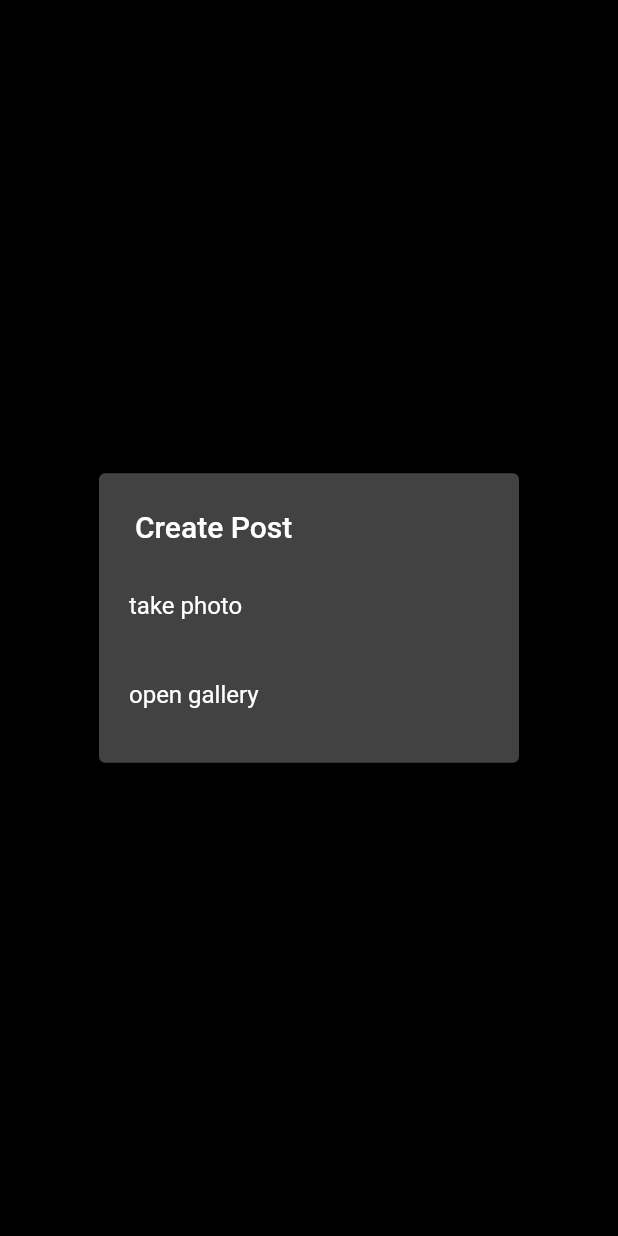
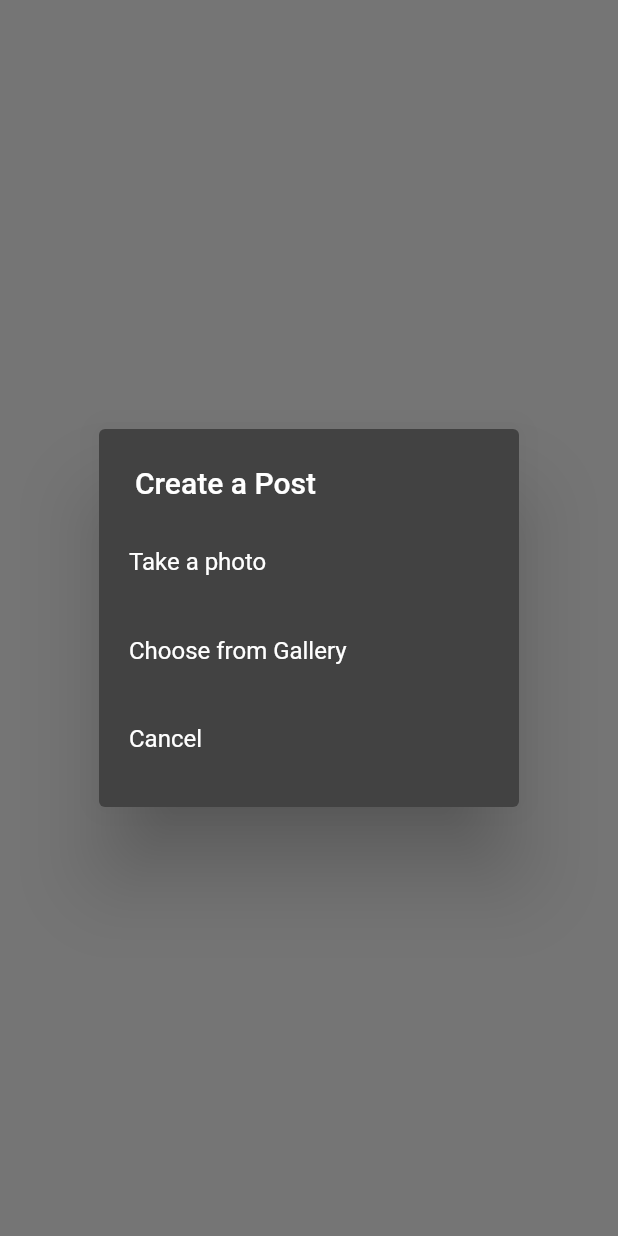
Before and after one commit to Domson12/Reals, a Flutter app: the AddPostScreen screen opened directly, after a tap on the "upload" icon, on a phone screen of 412 x 824 dp. Run offline on Flutter 3.47's test engine with Material 2 defaults, Android fonts, the phone set to English and light mode, and no system bars; our stand-ins replace cloud_firestore, firebase_auth, firebase_core, firebase_storage, flutter_vector_icons, image_picker; accounts and stored records are empty; network calls fail.

Commit message:
post screen changes, webscreen added

```diff
--- a/lib/screens/addPostScreen/add_post_screen.dart
+++ b/lib/screens/addPostScreen/add_post_screen.dart
@@ -3,29 +3,109 @@ import 'dart:typed_data';
 import 'package:flutter/material.dart';
 import 'package:image_picker/image_picker.dart';
 import 'package:provider/provider.dart';
-import 'package:reals/providers/user_provider.dart';
-import 'package:reals/resources/firestore_methods.dart';
-import 'package:reals/utils/colors.dart';
-import 'package:reals/utils/utils.dart';
 
-import '../../model/user_model.dart';
+import '../../providers/user_provider.dart';
+import '../../resources/firestore_methods.dart';
+import '../../utils/colors.dart';
+import '../../utils/utils.dart';
 
 class AddPostScreen extends StatefulWidget {
   const AddPostScreen({Key? key}) : super(key: key);
 
   @override
-  State<AddPostScreen> createState() => _AddPostScreenState();
+  _AddPostScreenState createState() => _AddPostScreenState();
 }
 
 class _AddPostScreenState extends State<AddPostScreen> {
   Uint8List? _file;
-  late TextEditingController _descriptionController = TextEditingController();
-  bool _isLoading = false;
+  bool isLoading = false;
+  final TextEditingController _descriptionController = TextEditingController();
 
-  @override
-  void initState() {
-    _descriptionController = TextEditingController();
-    super.initState();
+  _selectImage(BuildContext parentContext) async {
+    return showDialog(
+      context: parentContext,
+      builder: (BuildContext context) {
+        return SimpleDialog(
+          title: const Text('Create a Post'),
+          children: <Widget>[
+            SimpleDialogOption(
+                padding: const EdgeInsets.all(20),
+                child: const Text('Take a photo'),
+                onPressed: () async {
+                  Navigator.pop(context);
+                  Uint8List file = await pickImage(ImageSource.camera);
+                  setState(() {
+                    _file = file;
+                  });
+                }),
+            SimpleDialogOption(
+                padding: const EdgeInsets.all(20),
+                child: const Text('Choose from Gallery'),
+                onPressed: () async {
+                  Navigator.of(context).pop();
+                  Uint8List file = await pickImage(ImageSource.gallery);
+                  setState(() {
+                    _file = file;
+                  });
+                }),
+            SimpleDialogOption(
+              padding: const EdgeInsets.all(20),
+              child: const Text("Cancel"),
+              onPressed: () {
+                Navigator.pop(context);
+              },
+            )
+          ],
+        );
+      },
+    );
+  }
+
+  void postImage(String uid, String username, String profImage) async {
+    setState(() {
+      isLoading = true;
+    });
+    // start the loading
+    try {
+      // upload to storage and db
+      String res = await FirestoreMethods().uploadPost(
+        _descriptionController.text,
+        _file!,
+        uid,
+        username,
+        profImage,
+      );
+      if (res == "success") {
+        setState(() {
+          isLoading = false;
+        });
+        if (context.mounted) {
+          showSnackBar(
+            context,
+            'Posted!',
+          );
+        }
+        clearImage();
+      } else {
+        if (context.mounted) {
+          showSnackBar(context, res);
+        }
+      }
+    } catch (err) {
+      setState(() {
+        isLoading = false;
+      });
+      showSnackBar(
+        context,
+        err.toString(),
+      );
+    }
+  }
+
+  void clearImage() {
+    setState(() {
+      _file = null;
+    });
   }
 
   @override
@@ -34,152 +114,89 @@ class _AddPostScreenState extends State<AddPostScreen> {
     _descriptionController.dispose();
   }
 
-  _selectImage(BuildContext context) async {
-    return showDialog(
-        context: context,
-        builder: (context) {
-          return SimpleDialog(
-            title: const Text('Create Post'),
-            children: [
-              SimpleDialogOption(
-                padding: const EdgeInsets.all(20),
-                child: const Text('take photo'),
-                onPressed: () async {
-                  Navigator.of(context).pop();
-                  Uint8List file = await pickImage(ImageSource.camera);
-                  setState(() {
-                    _file = file;
-                  });
-                },
-              ),
-              SimpleDialogOption(
-                padding: const EdgeInsets.all(20),
-                child: const Text('open gallery'),
-                onPressed: () async {
-                  Navigator.of(context).pop();
-                  Uint8List file = await pickImage(ImageSource.gallery);
-                  setState(() {
-                    _file = file;
-                  });
-                },
-              ),
-            ],
-          );
-        });
-  }
-
-  _postImage(String uid, String username, String image) async {
-    setState(() {
-      _isLoading = true;
-    });
-    try {
-      String resource = await FirestoreMethods().uploadPost(
-        _descriptionController.text,
-        _file!,
-        uid,
-        username,
-        image,
-      );
-      if (resource == 'success') {
-        setState(() {
-          _isLoading = false;
-        });
-        _clearImage();
-        showSnackBar(context, 'posted');
-      } else {
-        setState(() {
-          _isLoading = false;
-        });
-        showSnackBar(context, resource);
-      }
-    } catch (e) {
-      showSnackBar(context, e.toString());
-    }
-  }
-
-  _clearImage() {
-    setState(() {
-      _file = null;
-    });
-  }
-
   @override
   Widget build(BuildContext context) {
-    final UserModel user = Provider.of<UserProvider>(context).getUser;
+    final UserProvider userProvider = Provider.of<UserProvider>(context);
 
     return _file == null
-        ? Scaffold(
-          body: Center(
+        ? Center(
             child: IconButton(
-                icon: const Icon(Icons.upload),
+              icon: const Icon(
+                Icons.upload,
+              ),
               onPressed: () => _selectImage(context),
-              ),
             ),
           )
         : Scaffold(
             appBar: AppBar(
               backgroundColor: mobileBackgroundColor,
               leading: IconButton(
-                onPressed: _clearImage,
                 icon: const Icon(Icons.arrow_back),
+                onPressed: clearImage,
               ),
-              title: const Text('Post to'),
+              title: const Text(
+                'Post to',
+              ),
               centerTitle: false,
-              actions: [
+              actions: <Widget>[
                 TextButton(
-                  onPressed: () => _postImage(
-                    user.uid,
-                    user.username,
-                    user.photoUrl,
+                  onPressed: () => postImage(
+                    userProvider.getUser.uid,
+                    userProvider.getUser.username,
+                    userProvider.getUser.photoUrl,
                   ),
-                  child: const Icon(
-                   Icons.send,
-                  )
+                  child: const Text(
+                    "Post",
+                    style: TextStyle(
+                        color: Colors.blueAccent,
+                        fontWeight: FontWeight.bold,
+                        fontSize: 16.0),
+                  ),
                 )
               ],
             ),
+            // POST FORM
             body: Column(
-              children: [
-                _isLoading
+              children: <Widget>[
+                isLoading
                     ? const LinearProgressIndicator()
-                    : const SizedBox(height: 4),
+                    : const Padding(padding: EdgeInsets.only(top: 0.0)),
                 const Divider(),
-                Padding(
-                  padding: const EdgeInsets.all(8.0),
-                  child: Row(
+                Row(
+                  mainAxisAlignment: MainAxisAlignment.spaceAround,
                   crossAxisAlignment: CrossAxisAlignment.start,
-                    children: [
+                  children: <Widget>[
                     CircleAvatar(
-                        backgroundImage: NetworkImage(user.photoUrl),
+                      backgroundImage: NetworkImage(
+                        userProvider.getUser.photoUrl,
                       ),
-                      const SizedBox(width: 8),
-                      Expanded(
+                    ),
+                    SizedBox(
+                      width: MediaQuery.of(context).size.width * 0.3,
                       child: TextField(
                         controller: _descriptionController,
                         decoration: const InputDecoration(
-                            hintText: 'description...',
-                            border: InputBorder.none,
-                          ),
+                            hintText: "Write a caption...",
+                            border: InputBorder.none),
                         maxLines: 8,
                       ),
                     ),
-                    ],
-                  ),
-                ),
-                const SizedBox(height: 8),
                     SizedBox(
-                  height: 200,
-                  child: Padding(
-                    padding: const EdgeInsets.symmetric(horizontal: 16),
+                      height: 45.0,
+                      width: 45.0,
+                      child: AspectRatio(
+                        aspectRatio: 487 / 451,
                         child: Container(
                           decoration: BoxDecoration(
                               image: DecorationImage(
+                            fit: BoxFit.fill,
+                            alignment: FractionalOffset.topCenter,
                             image: MemoryImage(_file!),
-                          fit: BoxFit.cover,
+                          )),
                         ),
                       ),
                     ),
-                  ),
+                  ],
                 ),
                 const Divider(),
               ],
--- a/lib/screens/mainScreen/main_screen.dart
+++ b/lib/screens/mainScreen/main_screen.dart
@@ -1,6 +1,7 @@
 import 'package:cloud_firestore/cloud_firestore.dart';
 import 'package:flutter/material.dart';
 import 'package:reals/utils/colors.dart';
+import 'package:reals/utils/global_variables.dart';
 
 import '../../components/widgets/post_card.dart';
 
@@ -9,8 +10,11 @@ class MainScreen extends StatelessWidget {
 
   @override
   Widget build(BuildContext context) {
+    final width = MediaQuery.of(context).size.width;
     return Scaffold(
-      appBar: AppBar(
+      appBar: width > webScreenSize
+          ? null
+          : AppBar(
               backgroundColor: mobileBackgroundColor,
               centerTitle: false,
               title: Image.asset(
```
Also changed, not shown: lib/responsive/web_screen_layout.dart (+85 -2 lines). Lines whose indentation alone changed are shown as unchanged.
